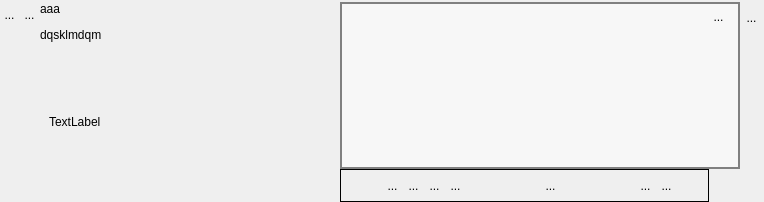
This is UiQT5/desWidgetPlusieursBase.ui in SalomePlatform/eficas_tools as Qt 5 draws it before an edit. The edited form follows.
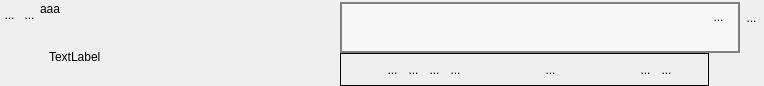
This is the edited form. Icons and pictures are not drawn. Custom widgets are drawn as their Qt base class.

```diff
--- a/UiQT5/desWidgetPlusieursBase.ui
+++ b/UiQT5/desWidgetPlusieursBase.ui
@@ -7,7 +7,7 @@
     <x>0</x>
     <y>0</y>
     <width>764</width>
-    <height>202</height>
+    <height>86</height>
    </rect>
   </property>
   <property name="sizePolicy">
@@ -192,7 +192,7 @@
      <item>
       <widget class="QScrollArea" name="scrollArea_2">
        <property name="sizePolicy">
-        <sizepolicy hsizetype="Fixed" vsizetype="Expanding">
+        <sizepolicy hsizetype="Preferred" vsizetype="Expanding">
          <horstretch>0</horstretch>
          <verstretch>0</verstretch>
         </sizepolicy>
@@ -211,12 +211,12 @@
          <rect>
           <x>0</x>
           <y>0</y>
-          <width>112</width>
-          <height>138</height>
+          <width>300</width>
+          <height>57</height>
          </rect>
         </property>
         <property name="sizePolicy">
-         <sizepolicy hsizetype="Fixed" vsizetype="Preferred">
+         <sizepolicy hsizetype="Expanding" vsizetype="Preferred">
           <horstretch>0</horstretch>
           <verstretch>0</verstretch>
          </sizepolicy>
@@ -225,7 +225,7 @@
          <item>
           <widget class="QLabel" name="monCommentaireLabel">
            <property name="sizePolicy">
-            <sizepolicy hsizetype="Fixed" vsizetype="MinimumExpanding">
+            <sizepolicy hsizetype="Expanding" vsizetype="MinimumExpanding">
              <horstretch>0</horstretch>
              <verstretch>0</verstretch>
             </sizepolicy>
@@ -249,7 +249,7 @@
      <item>
       <widget class="QScrollArea" name="scrollArea">
        <property name="sizePolicy">
-        <sizepolicy hsizetype="Expanding" vsizetype="Expanding">
+        <sizepolicy hsizetype="Expanding" vsizetype="MinimumExpanding">
          <horstretch>0</horstretch>
          <verstretch>0</verstretch>
         </sizepolicy>
@@ -278,6 +278,9 @@
        <property name="lineWidth">
         <number>1</number>
        </property>
+       <property name="sizeAdjustPolicy">
+        <enum>QAbstractScrollArea::AdjustToContentsOnFirstShow</enum>
+       </property>
        <property name="widgetResizable">
         <bool>true</bool>
        </property>
@@ -290,11 +293,11 @@
           <x>0</x>
           <y>0</y>
           <width>398</width>
-          <height>161</height>
+          <height>48</height>
          </rect>
         </property>
         <property name="sizePolicy">
-         <sizepolicy hsizetype="Expanding" vsizetype="Expanding">
+         <sizepolicy hsizetype="Expanding" vsizetype="MinimumExpanding">
           <horstretch>0</horstretch>
           <verstretch>0</verstretch>
          </sizepolicy>
```
Left out of the diff: 28 changed lines with no effect on the pictures.
